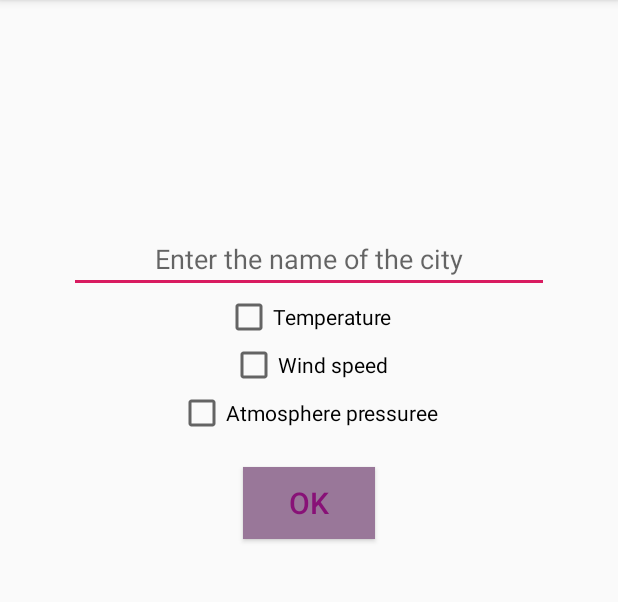
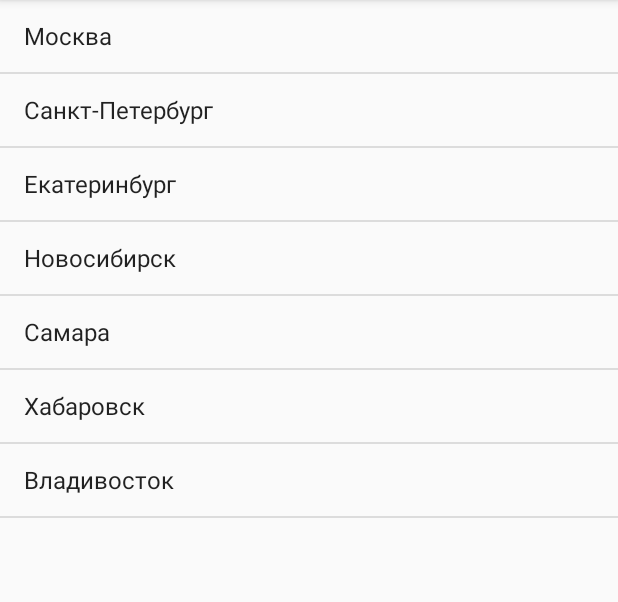
Before and after one commit to aleberave/MyRep, an Android app: the screen it shows after launch (MainActivity), on a phone screen of 412 x 824 dp, the part 84-686 px from its top. Run offline under Robolectric (Android 15) with nearby library versions, the phone set to English and light mode, and no system bars.

Commit message:
Lesson6 (#5)
* lesson6

* lesson6

* lesson6

```diff
--- /dev/null
+++ b/app/src/main/java/geekbrains/ru/weatherapp/CitiesFragment.java
@@ -0,0 +1,134 @@
+package geekbrains.ru.weatherapp;
+
+import android.content.Intent;
+import android.content.res.Configuration;
+import android.os.Bundle;
+import android.support.annotation.NonNull;
+import android.support.annotation.Nullable;
+import android.support.v4.app.Fragment;
+import android.support.v4.app.FragmentTransaction;
+import android.view.LayoutInflater;
+import android.view.View;
+import android.view.ViewGroup;
+import android.widget.AdapterView;
+import android.widget.ArrayAdapter;
+import android.widget.ListView;
+import android.widget.TextView;
+
+
+public class CitiesFragment extends Fragment {
+
+    private static final String CURRENT_CITY = "CurrentCity";
+
+    private ListView listView;
+    private TextView emptyTextView;
+
+    boolean isExistDataOfCity;  // Можно ли расположить рядом фрагмент с данными о погоде
+    private Parsel currentParcel;    // Текущая позиция (выбранный город)
+
+    // При создании фрагмента укажем его макет
+    @Override
+    public View onCreateView(LayoutInflater inflater, ViewGroup container,
+                             Bundle savedInstanceState) {
+        return inflater.inflate(R.layout.fragment_list, container, false);
+    }
+
+    @Override
+    public void onViewCreated(@NonNull View view, @Nullable Bundle savedInstanceState) {
+        super.onViewCreated(view, savedInstanceState);
+        initViews(view);
+        initList();
+    }
+
+    private void initViews(View view) {
+        listView = view.findViewById(R.id.citiesListView);
+        emptyTextView = view.findViewById(R.id.citiesListEmptyView);
+    }
+
+    private void initList() {
+        // Для того, чтобы показать список, надо задействовать адаптер.
+        // Такая конструкция работает для списков, например ListActivity.
+        // Здесь создаем из ресурсов список городов (из массива)
+        ArrayAdapter adapter = ArrayAdapter.createFromResource(getActivity(), R.array.cities,
+                android.R.layout.simple_list_item_activated_1);
+        listView.setAdapter(adapter);
+
+        listView.setEmptyView(emptyTextView);
+
+        listView.setOnItemClickListener(new AdapterView.OnItemClickListener() {
+            @Override
+            public void onItemClick(AdapterView<?> parent, View view, int position, long id) {
+                TextView cityNameView = (TextView) view;
+                currentParcel = new Parsel(position, cityNameView.getText().toString());
+                showDataOfCity(currentParcel);
+            }
+        });
+    }
+
+    // activity создана, можно к ней обращаться. Выполним начальные действия
+    @Override
+    public void onActivityCreated(Bundle savedInstanceState) {
+        super.onActivityCreated(savedInstanceState);
+
+        setRetainInstance(true);
+
+        // Определение, можно ли будет расположить рядом данные о погоде в другом фрагменте
+        isExistDataOfCity = (getResources().getConfiguration().orientation
+                == Configuration.ORIENTATION_LANDSCAPE);
+
+        // Если это не повторное создание, то восстановим текущую позицию
+        if (savedInstanceState != null)
+            currentParcel = (Parsel) savedInstanceState.getSerializable(CURRENT_CITY);
+        else
+            currentParcel = new Parsel(0,
+                    getResources().getTextArray(R.array.cities)[0].toString());
+
+//        isExistDataOfCity = (getActivity().getSupportFragmentManager().findFragmentById(R.id.container_port_2) != null);
+
+        // Если можно нарисовать рядом данные о погоде, то сделаем это
+        if (isExistDataOfCity) {
+            listView.setChoiceMode(ListView.CHOICE_MODE_SINGLE);
+            showDataOfCity(currentParcel);
+        }
+    }
+
+    // Сохраним текущую позицию (вызывается перед выходом из фрагмента)
+    @Override
+    public void onSaveInstanceState(@NonNull Bundle outState) {
+        super.onSaveInstanceState(outState);
+        outState.putSerializable(CURRENT_CITY, currentParcel);
+    }
+
+    // Показать данные о погоде. Ecли возможно, то показать рядом со списком,
+    // если нет, то открыть вторую activity
+    private void showDataOfCity(Parsel currentParcel) {
+        if (isExistDataOfCity) {
+            // Выделим текущий элемент списка
+            listView.setItemChecked(currentParcel.getCityIndex(), true);
+
+            // Проверим, что фрагмент с данными о погоде существует в activity
+            SecondFragment secondFragment = (SecondFragment)
+                    getFragmentManager().findFragmentById(R.id.container_port_2);
+
+            // Если есть необходимость, то выведем данные о погоде
+            if (secondFragment == null || secondFragment.getParcel().getCityIndex()
+                    != currentParcel.getCityIndex()) {
+                // Создаем новый фрагмент с текущей позицией для вывода данных о погоде
+                secondFragment = SecondFragment.create(currentParcel);
+                // Выполняем транзакцию по замене фрагмента
+                FragmentTransaction ft = getFragmentManager().beginTransaction();
+                ft.replace(R.id.container_port_2, secondFragment);  // замена фрагмента
+                ft.setTransition(FragmentTransaction.TRANSIT_FRAGMENT_FADE);
+                ft.addToBackStack("Some_Key");
+                ft.commit();
+            }
+        } else {
+            // Если нельзя вывести данные о погоде рядом, откроем вторую activity
+            Intent intent = new Intent();
+            intent.setClass(getActivity(), SecondActivity.class);
+            // и передадим туда параметры
+            intent.putExtra(SecondFragment.PARCEL, currentParcel);
+            startActivity(intent);
+        }
+    }
+}
--- a/app/src/main/java/geekbrains/ru/weatherapp/MainActivity.java
+++ b/app/src/main/java/geekbrains/ru/weatherapp/MainActivity.java
@@ -1,10 +1,8 @@
 package geekbrains.ru.weatherapp;
 
-import android.content.Intent;
+import android.content.res.Configuration;
 import android.os.Bundle;
-import android.support.annotation.Nullable;
 import android.support.v4.app.FragmentManager;
-import android.support.v4.app.FragmentTransaction;
 import android.support.v7.app.AppCompatActivity;
 
 public class MainActivity extends AppCompatActivity {
@@ -13,29 +11,14 @@ public class MainActivity extends AppCompatActivity {
     protected void onCreate(Bundle savedInstanceState) {
         super.onCreate(savedInstanceState);
         setContentView(R.layout.activity_main);
-
-        setFragment();
-    }
-
-    private void setFragment() {
-
-        FragmentManager fragmentManager = getSupportFragmentManager();
-        MainFragment mainFragment = (MainFragment) fragmentManager.findFragmentByTag(MainFragment.TAG);
-        Bundle bundle = new Bundle();
-        if (mainFragment == null) {
-            bundle.putString("", "");
-            mainFragment = MainFragment.init(bundle);
-        }
-        FragmentTransaction transaction = fragmentManager.beginTransaction();
-        transaction.replace(R.id.container1, mainFragment, MainFragment.TAG);
-        transaction.commitAllowingStateLoss();
     }
 
     @Override
-    protected void onActivityResult(int requestCode, int resultCode, @Nullable Intent data) {
-        super.onActivityResult(requestCode, resultCode, data);
-        MainFragment mainFragment = (MainFragment) getSupportFragmentManager().findFragmentById(R.id.container1);
-        mainFragment.onActivityResult(requestCode, resultCode, data);
+    public void onBackPressed() {
+        super.onBackPressed();
+        int countOfFragmentInManager = getSupportFragmentManager().getBackStackEntryCount();
+        if (countOfFragmentInManager > 0) {
+            getSupportFragmentManager().popBackStack("Some_Key", FragmentManager.POP_BACK_STACK_INCLUSIVE);
+        }
     }
-
 }
--- a/app/src/main/java/geekbrains/ru/weatherapp/MainFragment.java
+++ /dev/null
@@ -1,147 +0,0 @@
-package geekbrains.ru.weatherapp;
-
-import android.content.Intent;
-import android.os.Bundle;
-import android.support.annotation.NonNull;
-import android.support.annotation.Nullable;
-import android.support.v4.app.Fragment;
-import android.view.LayoutInflater;
-import android.view.View;
-import android.view.ViewGroup;
-import android.widget.Button;
-import android.widget.CheckBox;
-import android.widget.EditText;
-import android.widget.Toast;
-
-public class MainFragment extends Fragment {
-
-    public static final String TAG = MainFragment.class.getSimpleName();
-
-    public static final String TEXT = "text";
-    public static final String BOOL_CBT = "bool_cbt";
-    public static final String BOOL_CBW = "bool_cbw";
-    public static final String BOOL_SAP = "bool_sap";
-    public static final int REQUEST_CODE = 10;
-
-    static final String CITY_NAME = "CITY_NAME";
-    private EditText enterCityName;
-    private CheckBox cbTemperature;
-    private CheckBox cbWind;
-    private CheckBox cbAtmospherePressure;
-    private Button btnOk;
-
-    public static boolean CHECK_BOX_ATMOSPHERE_PRESSURE = false;
-    public static boolean CHECK_BOX_TEMPERATURE = false;
-    public static boolean CHECK_BOX_WIND = false;
-
-    @Override
-    public View onCreateView(LayoutInflater inflater, ViewGroup container, Bundle
-            savedInstanceState) {
-        View v = inflater.inflate(R.layout.fragment_main_activity, container, false);
-
-        setRetainInstance(true);
-
-        initFrag(v);
-
-        return v;
-    }
-
-    private void initFrag(View view) {
-        enterCityName = view.findViewById(R.id.enterCityName);
-        cbTemperature = view.findViewById(R.id.cbTemperature);
-        cbWind = view.findViewById(R.id.cbWind);
-        cbAtmospherePressure = view.findViewById(R.id.cbAtmospherePressure);
-        btnOk = view.findViewById(R.id.btnOk);
-    }
-
-    public static MainFragment init(Bundle bundle) {
-        MainFragment mainFragment = new MainFragment();
-        mainFragment.setArguments(bundle);
-        return mainFragment;
-    }
-
-    @Override
-    public void onViewCreated(@NonNull View view, @Nullable Bundle savedInstanceState) {
-        super.onViewCreated(view, savedInstanceState);
-        setViews(view);
-    }
-
-    private void setViews(@NonNull View v) {
-        cbTemperature.setOnClickListener(new View.OnClickListener() {
-            @Override
-            public void onClick(View v) {
-                onClickCheckBox(v);
-            }
-        });
-        cbWind.setOnClickListener(new View.OnClickListener() {
-            @Override
-            public void onClick(View v) {
-                onClickCheckBox(v);
-            }
-        });
-        cbAtmospherePressure.setOnClickListener(new View.OnClickListener() {
-            @Override
-            public void onClick(View v) {
-                onClickCheckBox(v);
-            }
-        });
-
-        btnOk.setOnClickListener(new View.OnClickListener() {
-            @Override
-            public void onClick(View v) {
-                btnOkClick(v);
-            }
-        });
-    }
-
-    public void btnOkClick(View view) {
-        btnOk.setOnClickListener(new View.OnClickListener() {
-            @Override
-            public void onClick(View v) {
-                if (enterCityName.getText().length() == 0) {
-                    Toast.makeText(getActivity(), R.string.sEnterCityName, Toast.LENGTH_LONG).show();
-                } else {
-                    Parsel parsel = new Parsel();
-                    parsel.text = enterCityName.getText().toString();
-
-                    parsel.checkBoxTemperature = CHECK_BOX_TEMPERATURE;
-                    parsel.checkBoxWind = CHECK_BOX_WIND;
-                    parsel.checkBoxAtmospherePressure = CHECK_BOX_ATMOSPHERE_PRESSURE;
-
-                    Intent intent = new Intent(getActivity(), SecondActivity.class);
-                    intent.putExtra(CITY_NAME, parsel);
-                    startActivityForResult(intent, MainFragment.REQUEST_CODE);
-                }
-            }
-        });
-    }
-
-    @Override
-    public void onActivityResult(int requestCode, int resultCode, @Nullable Intent data) {
-        if (requestCode == REQUEST_CODE && resultCode == getActivity().RESULT_OK) {
-            enterCityName.setText(data.getStringExtra(TEXT));
-            CHECK_BOX_TEMPERATURE = Boolean.parseBoolean(data.getStringExtra(BOOL_CBT));
-            CHECK_BOX_WIND = Boolean.parseBoolean(data.getStringExtra(BOOL_CBW));
-            CHECK_BOX_ATMOSPHERE_PRESSURE = Boolean.parseBoolean(data.getStringExtra(BOOL_SAP));
-            cbTemperature.setChecked(CHECK_BOX_TEMPERATURE);
-            cbWind.setChecked(CHECK_BOX_WIND);
-            cbAtmospherePressure.setChecked(CHECK_BOX_ATMOSPHERE_PRESSURE);
-        }
-    }
-
-    public void onClickCheckBox(View view) {
-        boolean checkedBox = ((CheckBox) view).isChecked();
-        switch (view.getId()) {
-            case R.id.cbTemperature:
-                CHECK_BOX_TEMPERATURE = checkedBox;
-                break;
-            case R.id.cbWind:
-                CHECK_BOX_WIND = checkedBox;
-                break;
-            case R.id.cbAtmospherePressure:
-                CHECK_BOX_ATMOSPHERE_PRESSURE = checkedBox;
-                break;
-        }
-    }
-
-}
--- a/app/src/main/java/geekbrains/ru/weatherapp/Parsel.java
+++ b/app/src/main/java/geekbrains/ru/weatherapp/Parsel.java
@@ -4,8 +4,22 @@ import java.io.Serializable;
 
 public class Parsel implements Serializable {
 
+    private int cityIndex;
     public String text;
-    public boolean checkBoxTemperature;
-    public boolean checkBoxWind;
-    public boolean checkBoxAtmospherePressure;
+    public boolean checkBoxTemperature = true;
+    public boolean checkBoxWind = true;
+    public boolean checkBoxAtmospherePressure = true;
+
+    public Parsel(int index, String text) {
+        this.cityIndex = index;
+        this.text = text;
+    }
+
+    public String getText() {
+        return text;
+    }
+
+    public int getCityIndex() {
+        return cityIndex;
+    }
 }
--- a/app/src/main/res/layout-land/activity_main.xml
+++ b/app/src/main/res/layout-land/activity_main.xml
@@ -4,9 +4,11 @@
     android:layout_height="match_parent"
     android:orientation="horizontal">
 
+
+    <!-- Фрагмент с выбором городов -->
     <fragment
-        android:id="@+id/container_port_1"
-        android:name="geekbrains.ru.weatherapp.MainFragment"
+        android:id="@+id/container1"
+        android:name="geekbrains.ru.weatherapp.CitiesFragment"
         android:layout_width="0px"
         android:layout_height="match_parent"
         android:layout_weight="1" />
@@ -16,6 +18,6 @@
         android:layout_width="0px"
         android:layout_height="match_parent"
         android:layout_weight="1"
-        android:background="?android:attr/detailsElementBackground" />
+        android:background="?android:attr/detailsElementBackground"/>
 
 </LinearLayout>
--- a/app/src/main/res/layout/activity_main.xml
+++ b/app/src/main/res/layout/activity_main.xml
@@ -1,7 +1,27 @@
 <?xml version="1.0" encoding="utf-8"?>
-<FrameLayout xmlns:android="http://schemas.android.com/apk/res/android"
-    android:id="@+id/container1"
+
+<LinearLayout xmlns:android="http://schemas.android.com/apk/res/android"
     android:layout_width="match_parent"
-    android:layout_height="match_parent">
+    android:layout_height="match_parent"
+    android:orientation="horizontal">
 
-</FrameLayout>
+    <FrameLayout
+        android:layout_width="match_parent"
+        android:layout_height="match_parent">
+
+        <fragment
+            android:id="@+id/container1"
+            android:name="geekbrains.ru.weatherapp.CitiesFragment"
+            android:layout_width="match_parent"
+            android:layout_height="match_parent" />
+
+    </FrameLayout>
+
+    <FrameLayout
+        android:id="@+id/container_port_2"
+        android:layout_width="0px"
+        android:layout_height="match_parent"
+        android:layout_weight="1"
+        android:background="?android:attr/detailsElementBackground"
+        android:visibility="gone"/>
+</LinearLayout>
--- /dev/null
+++ b/app/src/main/res/layout/fragment_list.xml
@@ -0,0 +1,20 @@
+<?xml version="1.0" encoding="utf-8"?>
+<!-- макет списка -->
+<LinearLayout xmlns:android="http://schemas.android.com/apk/res/android"
+    android:layout_width="match_parent"
+    android:layout_height="match_parent"
+    android:orientation="vertical" >
+
+    <ListView
+        android:id="@+id/citiesListView"
+        android:layout_width="match_parent"
+        android:layout_height="match_parent"/>
+
+    <TextView
+        android:id="@+id/citiesListEmptyView"
+        android:layout_width="match_parent"
+        android:layout_height="match_parent"
+        android:gravity="center"
+        android:text="@string/empty"/>
+
+</LinearLayout>
--- /dev/null
+++ b/app/src/main/res/values/arrays.xml
@@ -0,0 +1,12 @@
+<?xml version="1.0" encoding="utf-8"?>
+<resources>
+    <string-array name="cities">
+        <item>Москва</item>
+        <item>Санкт-Петербург</item>
+        <item>Екатеринбург</item>
+        <item>Новосибирск</item>
+        <item>Самара</item>
+        <item>Хабаровск</item>
+        <item>Владивосток</item>
+    </string-array>
+</resources>
--- a/app/src/main/res/values/strings.xml
+++ b/app/src/main/res/values/strings.xml
@@ -18,4 +18,5 @@
     <string name="space">" "</string>
     <string name="exCBWind">"2 "</string>
     <string name="exSWAtmospherePressure">"751.3 "</string>
+    <string name="empty">Empty</string>
 </resources>
```
Also changed, not shown: app/src/main/java/geekbrains/ru/weatherapp/SecondActivity.java (+15 -14 lines), app/src/main/java/geekbrains/ru/weatherapp/SecondFragment.java (+17 -32 lines), app/src/main/res/layout/fragment_second_activity.xml (+0 -12 lines), 1 other file.
